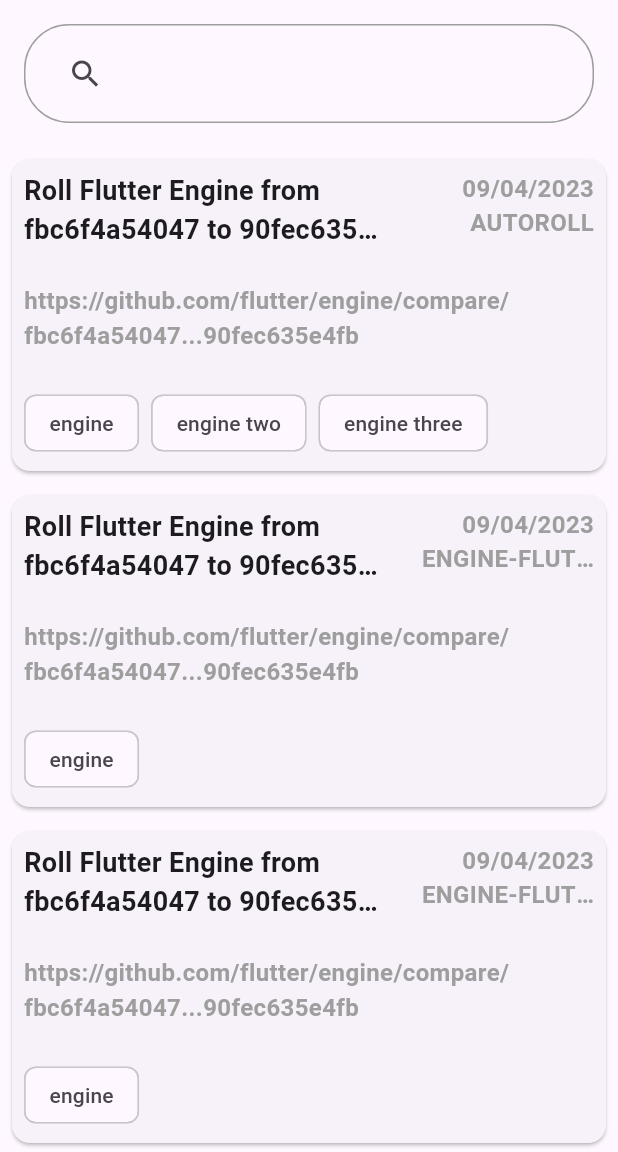
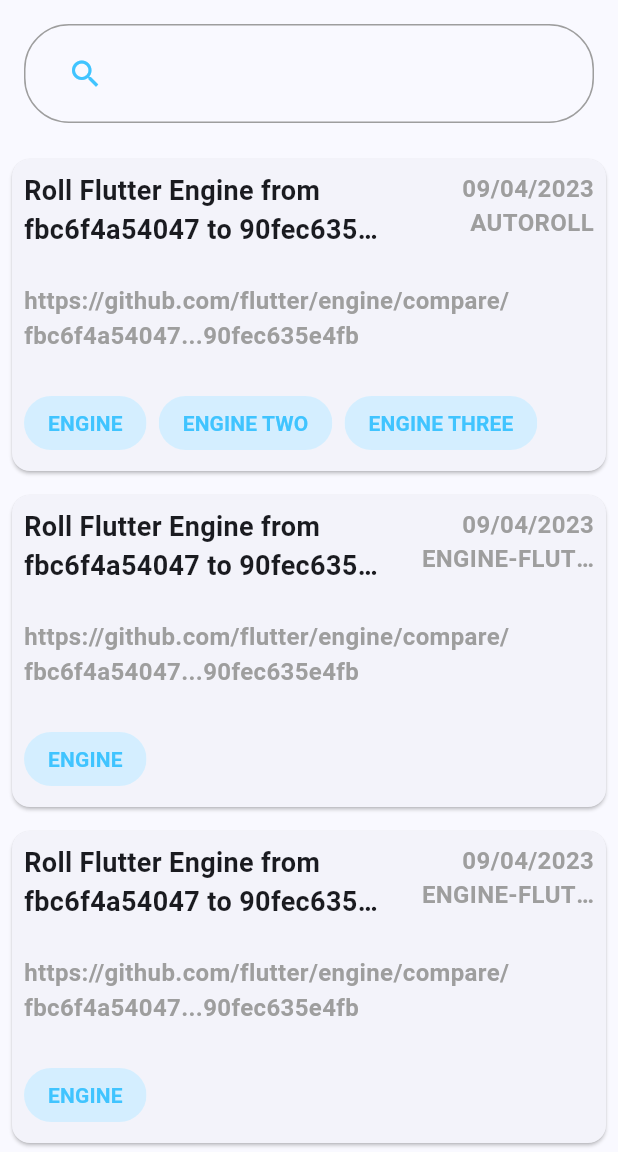
Before and after one commit to almasud/flutter_issues, a Flutter app: the screen it shows after launch, on a phone screen of 412 x 824 dp, the part 84-1236 px from its top. Run offline on Flutter 3.47's test engine with Material 2 defaults, Android fonts, the light colour scheme and no system bars.

Commit message:
fix: Update label chip's shape and color of text and bg color.

```diff
--- a/lib/main.dart
+++ b/lib/main.dart
@@ -15,6 +15,7 @@
     return MaterialApp(
       title: 'Flutter Demo',
       theme: ThemeData(
+        colorScheme: ColorScheme.fromSeed(seedColor: Colors.blueAccent),
         useMaterial3: true,
       ),
       debugShowCheckedModeBanner: false,
--- a/lib/ui/screens/home_screens.dart
+++ b/lib/ui/screens/home_screens.dart
@@ -36,7 +36,10 @@
               child: Row(
                 children: [
                   IconButton(
-                    icon: const Icon(Icons.search),
+                    icon: const Icon(
+                      Icons.search,
+                      color: Colors.lightBlueAccent,
+                    ),
                     onPressed: () {
                       // Perform the search action here
                     },
@@ -47,7 +50,15 @@
                       runSpacing: -8.0,
                       children: selectedTags.map((tag) {
                         return Chip(
-                          label: Text(tag.name ?? ""),
+                          label: Text(tag.name?.toUpperCase() ?? ""),
+                          labelStyle: const TextStyle(
+                              color: Colors.lightBlueAccent,
+                              fontWeight: FontWeight.bold),
+                          backgroundColor:
+                              Colors.lightBlueAccent.withOpacity(.2),
+                          side: BorderSide.none,
+                          shape: RoundedRectangleBorder(
+                              borderRadius: BorderRadius.circular(25)),
                           deleteIcon: const Icon(Icons.cancel),
                           onDeleted: () {
                             setState(() {
@@ -143,7 +154,17 @@
                                           .labels!
                                           .map((label) {
                                         return InputChip(
-                                          label: Text(label.name ?? ""),
+                                          label: Text(label.name?.toUpperCase() ?? ""),
+                                          labelStyle: const TextStyle(
+                                              color: Colors.lightBlueAccent,
+                                              fontWeight: FontWeight.bold),
+                                          backgroundColor: Colors
+                                              .lightBlueAccent
+                                              .withOpacity(.2),
+                                          side: BorderSide.none,
+                                          shape: RoundedRectangleBorder(
+                                              borderRadius:
+                                                  BorderRadius.circular(25)),
                                           onSelected: (bool newValue) {
                                             setState(() {
                                               selectedTags.add(label);
```
